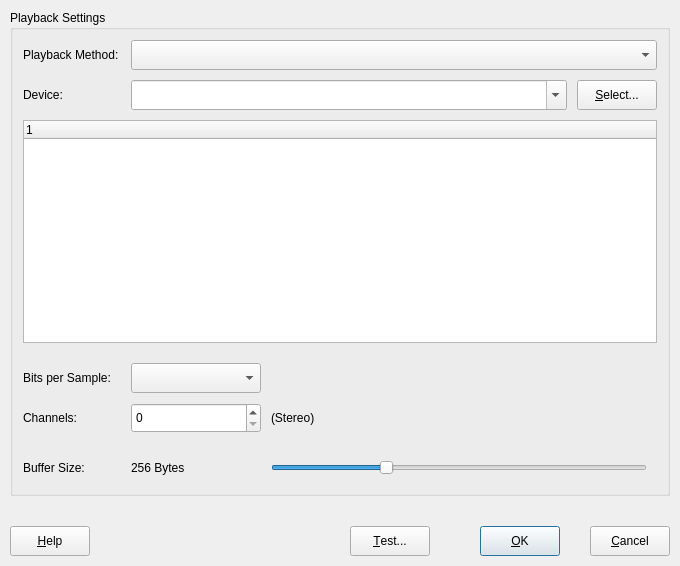
Qt form plugins/playback/PlayBackDlg.ui (KDE/kwave) before a commit.
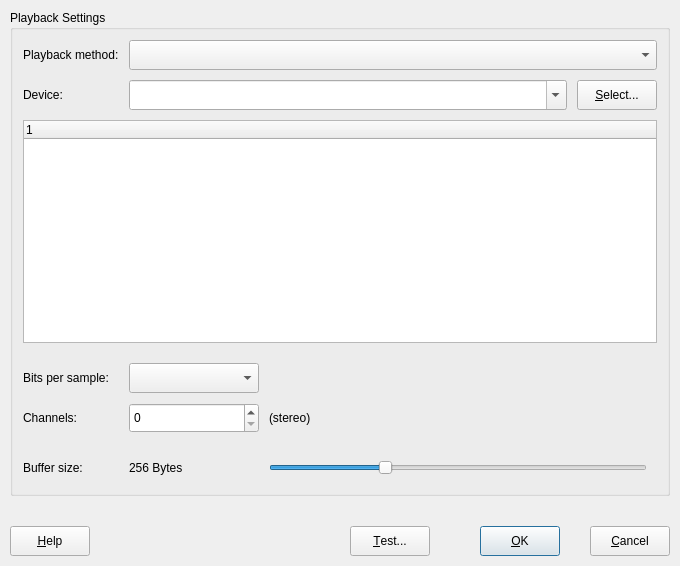
The same form after that commit. Custom widgets are drawn as their Qt base class.

```diff
--- a/plugins/playback/PlayBackDlg.ui
+++ b/plugins/playback/PlayBackDlg.ui
@@ -137,7 +137,7 @@
       <item row="0" column="0" colspan="2">
        <widget class="QLabel" name="textLabel1">
         <property name="text">
-         <string>Playback Method:</string>
+         <string>Playback method:</string>
         </property>
         <property name="wordWrap">
          <bool>false</bool>
@@ -220,7 +220,7 @@
       <item row="7" column="0" colspan="2">
        <widget class="QLabel" name="textLabel5">
         <property name="text">
-         <string>Buffer Size:</string>
+         <string>Buffer size:</string>
         </property>
         <property name="wordWrap">
          <bool>false</bool>
@@ -256,7 +256,7 @@
       <item row="4" column="0">
        <widget class="QLabel" name="textLabel3">
         <property name="text">
-         <string>Bits per Sample:</string>
+         <string>Bits per sample:</string>
         </property>
         <property name="wordWrap">
          <bool>false</bool>
@@ -350,7 +350,7 @@
            </sizepolicy>
           </property>
           <property name="text">
-           <string>(Stereo)</string>
+           <string>(stereo)</string>
           </property>
           <property name="wordWrap">
            <bool>false</bool>
```
Left out of the diff: 20 changed lines with no effect on the pictures.
